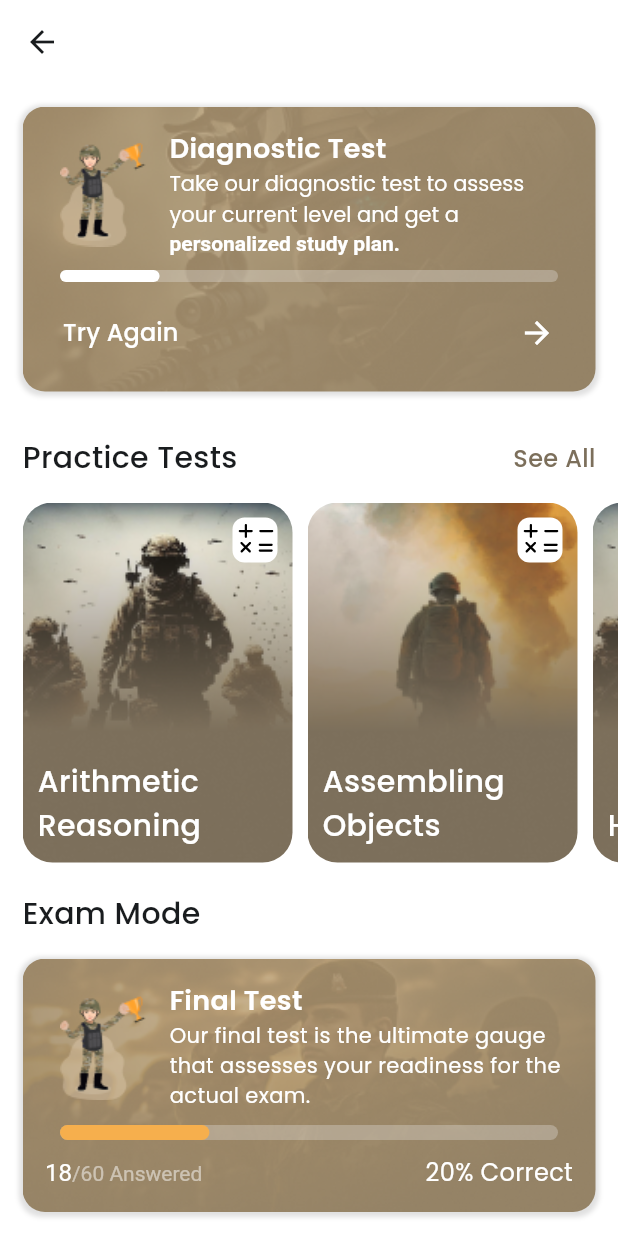
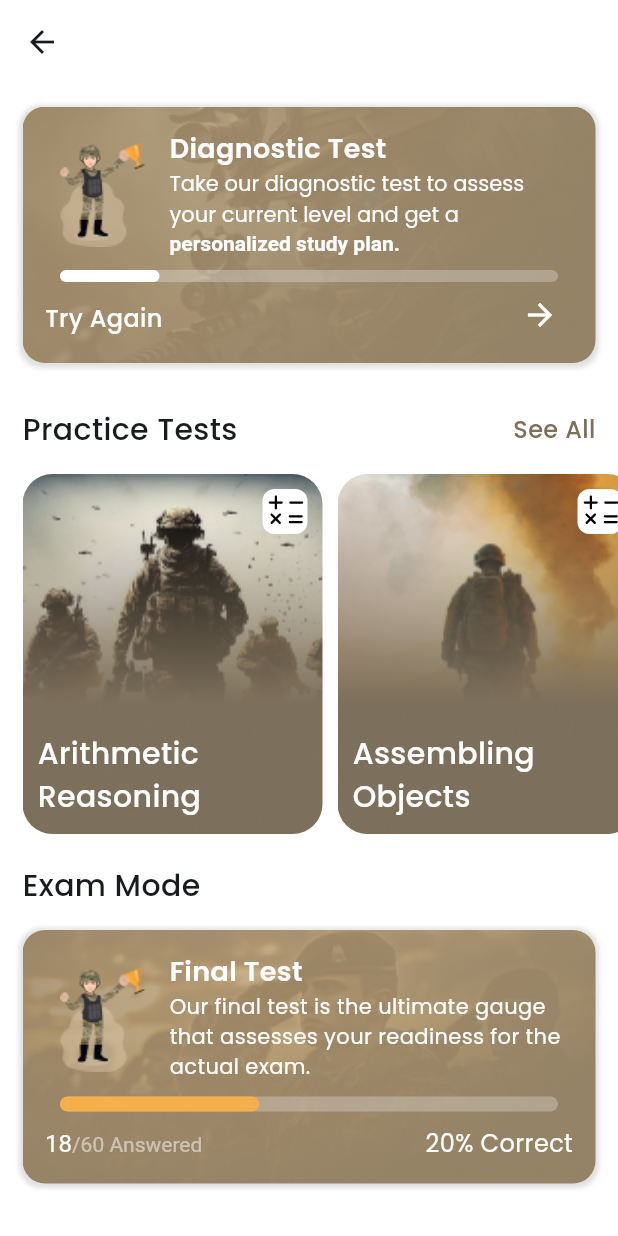
Before and after one commit to abc-elearning-app/abc_flutter_components, a Flutter app: the TestNewTestTab screen opened by its route, on a phone screen of 412 x 824 dp. Run offline on Flutter 3.47's test engine with Material 3 defaults, Android fonts, the phone set to English and light mode, and no system bars; drawn by our look-alikes of oktoast, percent_indicator; our stand-ins replace figma_squircle, flutter_svg, fluttertoast, pinput.

Commit message:
new_screens

```diff
--- a/example/lib/navigation/app_route.dart
+++ b/example/lib/navigation/app_route.dart
@@ -41,6 +41,7 @@ class AppRoute {
   static const String customizeTest = '/customize_test';
   static const String finalTestResult = '/final_test_result';
   static const String partTestResult = '/part_test_result';
+  static const String practiceTestGrid = '/practice_test_grid';
 
   static List<String> getAppRoute() {
     return [
@@ -58,7 +59,8 @@ class AppRoute {
       AppRoute.partTestResult,
       AppRoute.newStudyTab,
       AppRoute.newPracticeTab,
-      AppRoute.newTestTab
+      AppRoute.newTestTab,
+      AppRoute.practiceTestGrid
     ];
   }
 }
--- a/example/lib/navigation/navigation_router.dart
+++ b/example/lib/navigation/navigation_router.dart
@@ -19,6 +19,7 @@ import 'package:example/screens/new_components/new_test_tab.dart';
 import 'package:example/screens/new_components/part_test_result.dart';
 import 'package:example/screens/new_components/personal_plan_analyzing.dart';
 import 'package:example/screens/new_components/personal_plan_ready.dart';
+import 'package:example/screens/new_components/practice_test_grid.dart';
 import 'package:example/screens/sliders_screen/sliders_screen.dart';
 import 'package:example/screens/tab_views_screen/tab_views_screen.dart';
 import 'package:example/screens/texts_screen/texts_screen.dart';
@@ -163,6 +164,10 @@ Route<dynamic> generateRoute(RouteSettings settings) {
       return _getPageRoute(
           routeName: routeName,
           viewToShow: const TestNewTestTab());
+    case AppRoute.practiceTestGrid:
+      return _getPageRoute(
+          routeName: routeName,
+          viewToShow: const TestPracticeTestGrid());
     default:
       return MaterialPageRoute(
         builder: (_) => Scaffold(
--- a/example/lib/screens/new_components/new_test_tab.dart
+++ b/example/lib/screens/new_components/new_test_tab.dart
@@ -34,7 +34,15 @@ class TestNewTestTab extends StatelessWidget {
     ];
     return Scaffold(
       appBar: AppBar(),
-      body: NewTestTab(practiceTests: practiceTest),
+      body: NewTestTab(
+        practiceTests: practiceTest,
+        diagnosticProgress: 20,
+        finalTestProgress: 40,
+        onTryAgainDiagnosticTab: () => print('try again'),
+        onClickFinalTest: () => print('final test'),
+        onSeeAllPracticeTests: () => print('see all practice test'),
+        onSelectPracticeTest: (index) => print('Practice test $index'),
+      ),
     );
   }
 }
--- a/lib/src/widgets/index.dart
+++ b/lib/src/widgets/index.dart
@@ -67,3 +67,4 @@ export 'customize_test/widgets/subjects_box.dart';
 export 'result_screens/final_test_result/final_test_result.dart';
 export 'result_screens/final_test_result/widgets/progress_tile_section.dart';
 export 'result_screens/part_test_result/part_result_screen.dart';
+export 'practice_test_grid/practice_test_grid.dart';
--- a/lib/src/widgets/new_home_screen/new_test_tab.dart
+++ b/lib/src/widgets/new_home_screen/new_test_tab.dart
@@ -5,6 +5,8 @@ import 'package:flutter_abc_jsc_components/src/widgets/new_home_screen/widgets/t
 
 class NewTestTab extends StatelessWidget {
   final List<PracticeTestBoxData> practiceTests;
+  final double diagnosticProgress;
+  final double finalTestProgress;
 
   final Color mainColor;
   final Color secondaryColor;
@@ -15,6 +17,11 @@ class NewTestTab extends StatelessWidget {
   final String diagnosticBoxBackground;
   final String finalTestBackground;
 
+  final void Function() onTryAgainDiagnosticTab;
+  final void Function() onSeeAllPracticeTests;
+  final void Function(int index) onSelectPracticeTest;
+  final void Function() onClickFinalTest;
+
   const NewTestTab(
       {super.key,
       required this.practiceTests,
@@ -24,7 +31,12 @@ class NewTestTab extends StatelessWidget {
       this.finalTestIcon = 'assets/images/test_tab_icon.png',
       this.diagnosticBoxBackground = 'assets/images/test_tab_background_1.png',
       this.finalTestBackground = 'assets/images/test_tab_background_4.png',
-      this.boxTextColor = Colors.white});
+      this.boxTextColor = Colors.white,
+      required this.onTryAgainDiagnosticTab,
+      required this.onSeeAllPracticeTests,
+      required this.onClickFinalTest,
+      required this.diagnosticProgress,
+      required this.finalTestProgress, required this.onSelectPracticeTest});
 
   @override
   Widget build(BuildContext context) {
@@ -33,6 +45,8 @@ class NewTestTab extends StatelessWidget {
         crossAxisAlignment: CrossAxisAlignment.start,
         children: [
           DiagnosticTestBox(
+            progress: diagnosticProgress,
+            onClick: onTryAgainDiagnosticTab,
             progressColor: boxTextColor,
             icon: diagnosticTestIcon,
             background: diagnosticBoxBackground,
@@ -63,6 +77,7 @@ class NewTestTab extends StatelessWidget {
           PracticeTestList(
             practiceTests: practiceTests,
             textColor: boxTextColor,
+            onSelect: onSelectPracticeTest,
           ),
 
           const Padding(
@@ -74,6 +89,7 @@ class NewTestTab extends StatelessWidget {
           ),
 
           FinalTestBox(
+              progress: finalTestProgress,
               answeredQuestions: 18,
               totalQuestions: 60,
               correctPercent: 20,
--- a/lib/src/widgets/new_home_screen/widgets/test_tab_widgets/diagnostic_test_box.dart
+++ b/lib/src/widgets/new_home_screen/widgets/test_tab_widgets/diagnostic_test_box.dart
@@ -10,21 +10,29 @@ class DiagnosticTestBox extends StatelessWidget {
   final Color textColor;
   final Color progressColor;
 
+  final double progress;
+
+  final void Function() onClick;
+
   const DiagnosticTestBox(
       {super.key,
       required this.icon,
       required this.background,
       required this.textColor,
-      required this.progressColor});
+      required this.progressColor,
+      required this.onClick,
+      required this.progress});
 
   @override
   Widget build(BuildContext context) {
-    return Container(
+    return GestureDetector(
+      onTap: onClick,
+      child: Container(
         margin: const EdgeInsets.all(15),
         padding: const EdgeInsets.all(15),
         decoration: BoxDecoration(
-          image:
-              DecorationImage(image: AssetImage(background), fit: BoxFit.cover),
+            image: DecorationImage(
+                image: AssetImage(background), fit: BoxFit.cover),
             boxShadow: [
               BoxShadow(
                   color: Colors.grey.shade300,
@@ -74,7 +82,7 @@ class DiagnosticTestBox extends StatelessWidget {
             Padding(
               padding: const EdgeInsets.symmetric(vertical: 10),
               child: LinearPercentIndicator(
-              percent: 0.2,
+                percent: progress / 100,
                 animation: true,
                 barRadius: const Radius.circular(20),
                 lineHeight: 8,
@@ -85,23 +93,25 @@ class DiagnosticTestBox extends StatelessWidget {
             Row(
               mainAxisAlignment: MainAxisAlignment.spaceBetween,
               children: [
-              MainButton(
-                title: 'Try Again',
-                onPressed: () {},
-                backgroundColor: Colors.transparent,
-                textStyle: const TextStyle(fontSize: 16),
-                textColor: textColor,
+                Text(
+                  'Try Again',
+                  style: TextStyle(
+                      fontSize: 16,
+                      fontWeight: FontWeight.w500,
+                      color: textColor),
                 ),
-              IconButton(
-                  onPressed: () {},
-                  icon: Icon(
+                Padding(
+                  padding: const EdgeInsets.only(right: 10, bottom: 5),
+                  child: Icon(
                     Icons.arrow_forward,
                     color: textColor,
-                  ))
+                  ),
+                )
               ],
             )
           ],
         ),
+      ),
     );
   }
 }
--- a/lib/src/widgets/new_home_screen/widgets/test_tab_widgets/final_test_box.dart
+++ b/lib/src/widgets/new_home_screen/widgets/test_tab_widgets/final_test_box.dart
@@ -8,6 +8,7 @@ class FinalTestBox extends StatelessWidget {
   final Color textColor;
   final Color progressColor;
 
+  final double progress;
   final int answeredQuestions;
   final int totalQuestions;
   final double correctPercent;
@@ -20,7 +21,8 @@ class FinalTestBox extends StatelessWidget {
       required this.progressColor,
       required this.answeredQuestions,
       required this.totalQuestions,
-      required this.correctPercent});
+      required this.correctPercent,
+      required this.progress});
 
   @override
   Widget build(BuildContext context) {
@@ -69,7 +71,7 @@ class FinalTestBox extends StatelessWidget {
           Padding(
             padding: const EdgeInsets.symmetric(vertical: 10),
             child: LinearPercentIndicator(
-              percent: 0.3,
+              percent: progress / 100,
               animation: true,
               barRadius: const Radius.circular(20),
               lineHeight: 10,
--- a/lib/src/widgets/new_home_screen/widgets/test_tab_widgets/practice_test_list.dart
+++ b/lib/src/widgets/new_home_screen/widgets/test_tab_widgets/practice_test_list.dart
@@ -14,11 +14,13 @@ class PracticeTestBoxData {
 class PracticeTestList extends StatelessWidget {
   final Color textColor;
   final List<PracticeTestBoxData> practiceTests;
+  final void Function(int index) onSelect;
 
   const PracticeTestList({
     super.key,
     required this.practiceTests,
     required this.textColor,
+    required this.onSelect,
   });
 
   @override
@@ -36,10 +38,12 @@ class PracticeTestList extends StatelessWidget {
     );
   }
 
-  Widget _practiceTestBox(PracticeTestBoxData data, int index) => Container(
+  Widget _practiceTestBox(PracticeTestBoxData data, int index) => GestureDetector(
+    onTap: () => onSelect(index),
+    child: Container(
           margin: const EdgeInsets.symmetric(horizontal: 5),
           padding: const EdgeInsets.all(10),
-        width: 180,
+          width: 200,
           decoration: BoxDecoration(
               borderRadius: BorderRadius.circular(20),
               image: DecorationImage(
@@ -68,5 +72,6 @@ class PracticeTestList extends StatelessWidget {
               ),
             ],
           ),
+        ),
   );
 }
```
Also changed, not shown: example/lib/screens/new_components/practice_test_grid.dart (added, +36 -0 lines), lib/src/widgets/practice_test_grid/practice_test_grid.dart (added, +141 -0 lines), example/assets/images/practice_test_background.png (added), 1 other file. Lines whose indentation alone changed are shown as unchanged.
